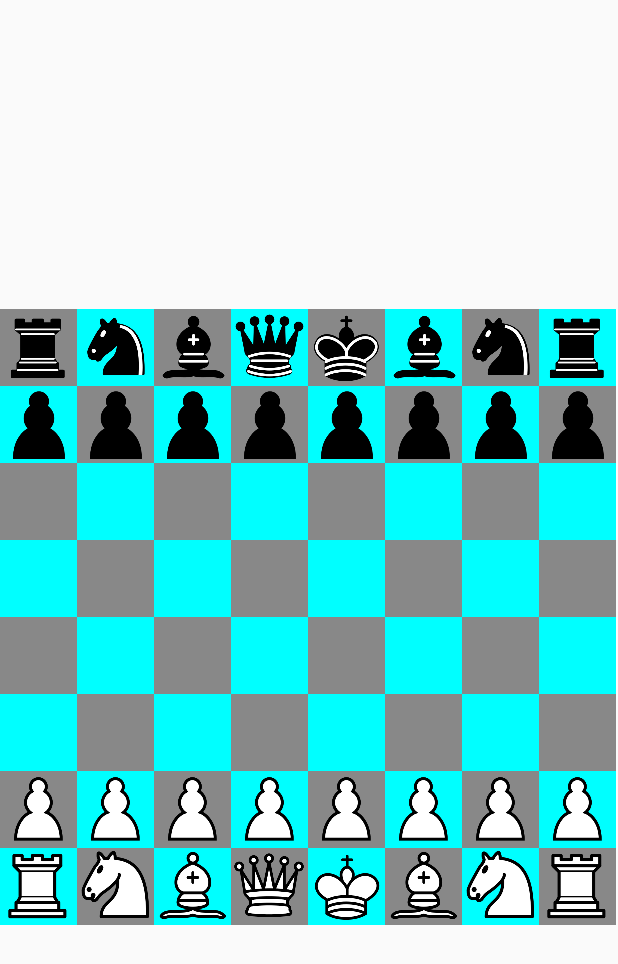
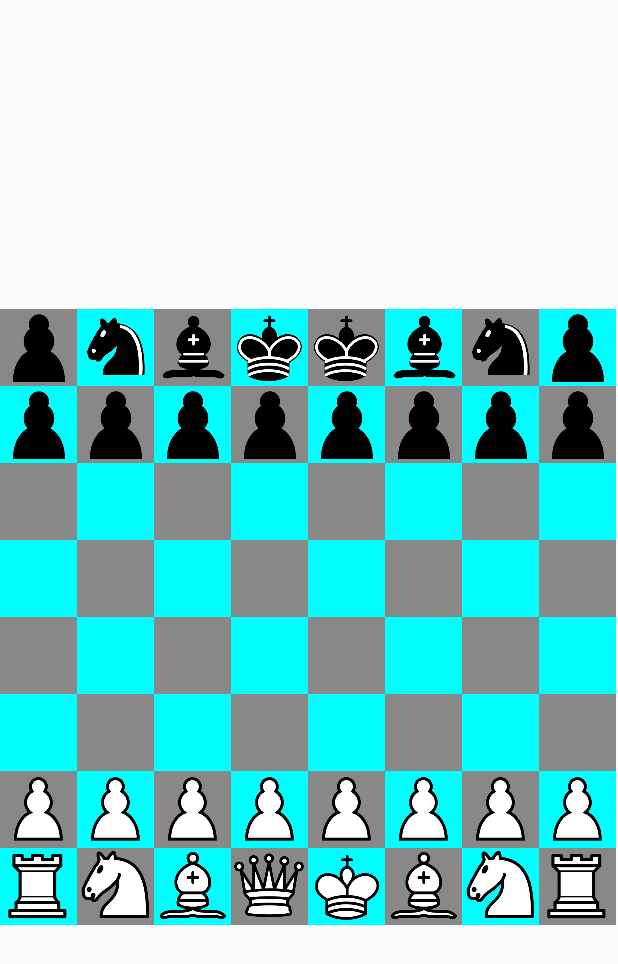
Before and after one commit to stephenbrowne1587/Chess, an Android app: the screen it shows after launch (MainActivity), on a phone screen of 412 x 824 dp. Shown: the top 964 px of the screen. Run offline under Robolectric (Android 15) with nearby library versions, the phone set to English and light mode, and no system bars.

Commit message:
refactored to eleiminate enum class for pieces

```diff
--- /dev/null
+++ b/app/src/main/java/example/com/chess/ChessPiece.kt
@@ -0,0 +1,17 @@
+package example.com.chess
+
+import android.support.v4.content.ContextCompat
+import android.widget.ImageView
+
+/**
+ * Created by steph on 9/14/2017.
+ */
+abstract class ChessPiece(var mainActivity: MainActivity, var row: Int, var col: Int) {
+
+    fun highlightSelectedSpace(){
+        val selectedSpot: ImageView = mainActivity.board.findViewWithTag("space:$row-$col") as ImageView
+//        selectedSpot.setBackgroundColor(ContextCompat.getColor(mainActivity, R.color.selectedPieceColor))
+        selectedSpot.setBackgroundResource(R.drawable.border)
+
+    }
+}
--- a/app/src/main/java/example/com/chess/MainActivity.kt
+++ b/app/src/main/java/example/com/chess/MainActivity.kt
@@ -14,17 +14,27 @@ import android.widget.GridLayout
 import android.widget.GridView
 import android.widget.ImageView
 import android.widget.Toast
+import example.com.chess.Pieces.*
 
 class MainActivity : AppCompatActivity() {
     lateinit var board: GridLayout
-    internal var gameState = arrayOf(arrayOf<Piece?>(Piece.BLACK_ROOK, Piece.BLACK_KNIGHT, Piece.BLACK_BISHOP, Piece.BLACK_QUEEN, Piece.BLACK_KING, Piece.BLACK_BISHOP, Piece.BLACK_KNIGHT, Piece.BLACK_ROOK),
-                                    arrayOf<Piece?>(Piece.BLACK_PAWN, Piece.BLACK_PAWN, Piece.BLACK_PAWN, Piece.BLACK_PAWN, Piece.BLACK_PAWN, Piece.BLACK_PAWN, Piece.BLACK_PAWN, Piece.BLACK_PAWN),
-                                    arrayOf<Piece?>(null, null, null, null, null, null, null, null),
-                                    arrayOf<Piece?>(null, null, null, null, null, null, null, null),
-                                    arrayOf<Piece ?>(null, null, null, null, null, null, null, null),
-                                    arrayOf<Piece?>(null, null, null, null, null, null, null, null),
-                                    arrayOf<Piece?>(Piece.WHITE_PAWN, Piece.WHITE_PAWN, Piece.WHITE_PAWN, Piece.WHITE_PAWN, Piece.WHITE_PAWN, Piece.WHITE_PAWN, Piece.WHITE_PAWN, Piece.WHITE_PAWN),
-                                    arrayOf<Piece?>(Piece.WHITE_ROOK, Piece.WHITE_KNIGHT, Piece.WHITE_BISHOP, Piece.WHITE_QUEEN, Piece.WHITE_KING, Piece.WHITE_BISHOP, Piece.WHITE_KNIGHT, Piece.WHITE_ROOK))
+//    internal var gameState = arrayOf(arrayOf<Piece?>(Piece.BLACK_ROOK, Piece.BLACK_KNIGHT, Piece.BLACK_BISHOP, Piece.BLACK_QUEEN, Piece.BLACK_KING, Piece.BLACK_BISHOP, Piece.BLACK_KNIGHT, Piece.BLACK_ROOK),
+//                                    arrayOf<Piece?>(Piece.BLACK_PAWN, Piece.BLACK_PAWN, Piece.BLACK_PAWN, Piece.BLACK_PAWN, Piece.BLACK_PAWN, Piece.BLACK_PAWN, Piece.BLACK_PAWN, Piece.BLACK_PAWN),
+//                                    arrayOf<Piece?>(null, null, null, null, null, null, null, null),
+//                                    arrayOf<Piece?>(null, null, null, null, null, null, null, null),
+//                                    arrayOf<Piece ?>(null, null, null, null, null, null, null, null),
+//                                    arrayOf<Piece?>(null, null, null, null, null, null, null, null),
+//                                    arrayOf<Piece?>(Piece.WHITE_PAWN, Piece.WHITE_PAWN, Piece.WHITE_PAWN, Piece.WHITE_PAWN, Piece.WHITE_PAWN, Piece.WHITE_PAWN, Piece.WHITE_PAWN, Piece.WHITE_PAWN),
+//                                    arrayOf<Piece?>(Piece.WHITE_ROOK, Piece.WHITE_KNIGHT, Piece.WHITE_BISHOP, Piece.WHITE_QUEEN, Piece.WHITE_KING, Piece.WHITE_BISHOP, Piece.WHITE_KNIGHT, Piece.WHITE_ROOK))
+
+    internal var gameState = arrayOf(arrayOf<ChessPiece?>(null, null, null, null, null, null, null, null),
+                                    arrayOf<ChessPiece?>(null, null, null, null, null, null, null, null),
+                                    arrayOf<ChessPiece?>(null, null, null, null, null, null, null, null),
+                                    arrayOf<ChessPiece?>(null, null, null, null, null, null, null, null),
+                                    arrayOf<ChessPiece?>(null, null, null, null, null, null, null, null),
+                                    arrayOf<ChessPiece?>(null, null, null, null, null, null, null, null),
+                                    arrayOf<ChessPiece?>(null, null, null, null, null, null, null, null),
+                                    arrayOf<ChessPiece?>(null, null, null, null, null, null, null, null))
 
     override fun onCreate(savedInstanceState: Bundle?) {
         super.onCreate(savedInstanceState)
@@ -46,12 +56,72 @@ class MainActivity : AppCompatActivity() {
         createBoard(width)
     }
 
+    fun resetBoard(){
+        for (row in 0..7) {
+            for (col in 0..7) {
+                var  pieceToAdd: ChessPiece? = null
+                if (row == 0){
+                    when (col){
+                        0, 7 -> pieceToAdd = BlackRook(this, row, col)
+                        1, 6 -> pieceToAdd = BlackKnight(this, row, col)
+                        2, 5 -> pieceToAdd = BlackBishop(this, row, col)
+                        3 -> pieceToAdd = BlackQueen(this, row, col)
+                        4 -> pieceToAdd = BlackKing(this, row, col)
+                    }
+                }else if (row == 1){
+                    pieceToAdd = BlackPawn(this, row, col)
+                }else if (row == 6){
+                    pieceToAdd = WhitePawn(this, row, col)
+                }else if (row == 7){
+                    when (col) {
+                        0, 7 -> pieceToAdd = WhiteRook(this, row, col)
+                        1, 6 -> pieceToAdd = WhiteKnight(this, row, col)
+                        2, 5 -> pieceToAdd = WhiteBishop(this, row, col)
+                        3 -> pieceToAdd = WhiteQueen(this, row, col)
+                        4 -> pieceToAdd = WhiteKing(this, row, col)
+                    }
+                }
+                gameState[row][col] = pieceToAdd
+            }
+        }
+        placeImages()
+    }
+
+
+    fun placeImages(){
+        for (row in 0..7) {
+            for (col in 0..7) {
+                val space:ImageView = board.findViewWithTag("space:$row-$col") as ImageView
+//                val overlay:ImageView = board.findViewWithTag("overlay:$row-$col") as ImageView
+//                if (row == 0){
+//                    overlay.setImageResource(R.drawable.circle)
+//                }
+
+                when (gameState[row][col]){
+                    is BlackPawn -> space.setImageResource(R.drawable.blackpawn)
+
+
+                    is BlackRook -> space.setImageResource(R.drawable.blackpawn)
+                    is BlackKnight -> space.setImageResource(R.drawable.blackknight)
+                    is BlackBishop -> space.setImageResource(R.drawable.blackbishop)
+                    is BlackKing -> space.setImageResource(R.drawable.blackking)
+                    is BlackQueen -> space.setImageResource(R.drawable.blackking)
+                    is WhitePawn -> space.setImageResource(R.drawable.whitepawn)
+                    is WhiteRook -> space.setImageResource(R.drawable.whiterook)
+                    is WhiteKnight -> space.setImageResource(R.drawable.whiteknight)
+                    is WhiteBishop -> space.setImageResource(R.drawable.whitebishop)
+                    is WhiteKing -> space.setImageResource(R.drawable.whiteking)
+                    is WhiteQueen -> space.setImageResource(R.drawable.whitequeen)
+                }
+            }
+        }
+    }
+
     private fun createBoard(width: Int) {
         for (row in 0..7) {
             for (col in 0..7) {
-                val rowVal = row
-                val colVal = col
                 val space = ImageView(this)
+                val overlay = ImageView(this)
                 val childParams = GridLayout.LayoutParams()
                 childParams.width = width / 8
                 childParams.height = width / 8
@@ -59,19 +129,23 @@ class MainActivity : AppCompatActivity() {
                 childParams.rowSpec = GridLayout.spec(row)
                 childParams.columnSpec = GridLayout.spec(col)
 
-                if (gameState[row][col] != null) {
-                    space.setImageResource(getImage(row, col))
-
-                }
                 space.layoutParams = childParams
-                space.tag = "$row-$col"
+                overlay.layoutParams = childParams
+                overlay.setPadding(40, 40, 40, 40)
+                space.tag = "space:$row-$col"
+                overlay.tag = "overlay:$row-$col"
                 space.setOnClickListener {
                     unhighlightBoard()
                     if (gameState[row][col] != null){
-                        val handler: SelectionHandler = SelectionHandler(this, row, col,gameState[row][col]!!)
-                        handler.highlightSelectedSpace()
+                        val selectedPiece: ChessPiece = gameState[row][col]!!
+                        selectedPiece.mainActivity = this
+                        selectedPiece.highlightSelectedSpace()
+//                        Toast.makeText(this, "space", Toast.LENGTH_LONG).show()
                     }
                 }
+//                overlay.setOnClickListener {
+//                    Toast.makeText(this, "overlay", Toast.LENGTH_LONG).show()
+//                }
                 if (row % 2 == 0) {
                     if (col % 2 == 0) {
                         space.setBackgroundColor(Color.GRAY)
@@ -87,13 +161,15 @@ class MainActivity : AppCompatActivity() {
                     }
                 }
                 board.addView(space)
+                board.addView(overlay)
             }
         }
+        resetBoard()
     }
     fun unhighlightBoard(){
         for (i in 0..7){
             for (j in 0..7){
-                val space: ImageView = board.findViewWithTag("$i-$j") as ImageView
+                val space: ImageView = board.findViewWithTag("space:$i-$j") as ImageView
                 if (i % 2 == 0) {
                     if (j % 2 == 0) {
                         space.setBackgroundColor(Color.GRAY)
@@ -111,26 +187,4 @@ class MainActivity : AppCompatActivity() {
             }
         }
     }
-
-    fun getImage(row: Int, col: Int): Int {
-        var image = R.drawable.blackking
-        if (gameState[row][col] != null) {
-            val piece = gameState[row][col]
-            when (piece) {
-                Piece.BLACK_KING -> image = R.drawable.blackking
-                Piece.BLACK_QUEEN -> image = R.drawable.blackqueen
-                Piece.BLACK_BISHOP -> image = R.drawable.blackbishop
-                Piece.BLACK_KNIGHT -> image = R.drawable.blackknight
-                Piece.BLACK_ROOK -> image = R.drawable.blackrook
-                Piece.BLACK_PAWN -> image = R.drawable.blackpawn
-                Piece.WHITE_KING -> image = R.drawable.whiteking
-                Piece.WHITE_QUEEN -> image = R.drawable.whitequeen
-                Piece.WHITE_BISHOP -> image = R.drawable.whitebishop
-                Piece.WHITE_KNIGHT -> image = R.drawable.whiteknight
-                Piece.WHITE_ROOK -> image = R.drawable.whiterook
-                Piece.WHITE_PAWN -> image = R.drawable.whitepawn
-            }
-        }
-        return image
-    }
 }
--- a/app/src/main/java/example/com/chess/Piece.kt
+++ /dev/null
@@ -1,24 +0,0 @@
-package example.com.chess
-
-/**
- * Created by steph on 9/4/2017.
- */
-
-enum class Piece(name: String) {
-    BLACK_KING("blackking"),
-    BLACK_QUEEN("blackqueen"),
-    BLACK_BISHOP("blackbishop"),
-    BLACK_KNIGHT("blackknight"),
-    BLACK_ROOK("blackrook"),
-    BLACK_PAWN("blackpawn"),
-
-    WHITE_KING("whiteking"),
-    WHITE_QUEEN("whitequeen"),
-    WHITE_BISHOP("whitebishop"),
-    WHITE_KNIGHT("whiteknight"),
-    WHITE_ROOK("whiterook"),
-    WHITE_PAWN("whitepawn");
-
-
-
-}
--- /dev/null
+++ b/app/src/main/java/example/com/chess/Pieces/BlackBishop.kt
@@ -0,0 +1,12 @@
+package example.com.chess.Pieces
+
+import example.com.chess.ChessPiece
+import example.com.chess.MainActivity
+
+/**
+ * Created by steph on 9/14/2017.
+ */
+class BlackBishop(mainActivity: MainActivity, row: Int, col: Int) : ChessPiece(mainActivity, row, col){
+
+
+}
--- /dev/null
+++ b/app/src/main/java/example/com/chess/Pieces/BlackKing.kt
@@ -0,0 +1,12 @@
+package example.com.chess.Pieces
+
+import example.com.chess.ChessPiece
+import example.com.chess.MainActivity
+
+/**
+ * Created by steph on 9/14/2017.
+ */
+class BlackKing(mainActivity: MainActivity, row: Int, col: Int) : ChessPiece(mainActivity, row, col){
+
+
+}
--- /dev/null
+++ b/app/src/main/java/example/com/chess/Pieces/BlackKnight.kt
@@ -0,0 +1,12 @@
+package example.com.chess.Pieces
+
+import example.com.chess.ChessPiece
+import example.com.chess.MainActivity
+
+/**
+ * Created by steph on 9/14/2017.
+ */
+class BlackKnight(mainActivity: MainActivity, row: Int, col: Int) : ChessPiece(mainActivity, row, col){
+
+
+}
--- /dev/null
+++ b/app/src/main/java/example/com/chess/Pieces/BlackPawn.kt
@@ -0,0 +1,12 @@
+package example.com.chess.Pieces
+
+import example.com.chess.ChessPiece
+import example.com.chess.MainActivity
+
+/**
+ * Created by steph on 9/14/2017.
+ */
+class BlackPawn(mainActivity: MainActivity, row: Int, col: Int) : ChessPiece(mainActivity, row, col){
+
+
+}
--- /dev/null
+++ b/app/src/main/java/example/com/chess/Pieces/BlackQueen.kt
@@ -0,0 +1,12 @@
+package example.com.chess.Pieces
+
+import example.com.chess.ChessPiece
+import example.com.chess.MainActivity
+
+/**
+ * Created by steph on 9/14/2017.
+ */
+class BlackQueen(mainActivity: MainActivity, row: Int, col: Int) : ChessPiece(mainActivity, row, col){
+
+
+}
--- /dev/null
+++ b/app/src/main/java/example/com/chess/Pieces/BlackRook.kt
@@ -0,0 +1,12 @@
+package example.com.chess.Pieces
+
+import example.com.chess.ChessPiece
+import example.com.chess.MainActivity
+
+/**
+ * Created by steph on 9/14/2017.
+ */
+class BlackRook(mainActivity: MainActivity, row: Int, col: Int) : ChessPiece(mainActivity, row, col){
+
+
+}
--- /dev/null
+++ b/app/src/main/java/example/com/chess/Pieces/WhiteBishop.kt
@@ -0,0 +1,12 @@
+package example.com.chess.Pieces
+
+import example.com.chess.ChessPiece
+import example.com.chess.MainActivity
+
+/**
+ * Created by steph on 9/14/2017.
+ */
+class WhiteBishop (mainActivity: MainActivity, row: Int, col: Int) : ChessPiece(mainActivity, row, col){
+
+
+}
--- /dev/null
+++ b/app/src/main/java/example/com/chess/Pieces/WhiteKing.kt
@@ -0,0 +1,12 @@
+package example.com.chess.Pieces
+
+import example.com.chess.ChessPiece
+import example.com.chess.MainActivity
+
+/**
+ * Created by steph on 9/14/2017.
+ */
+class WhiteKing (mainActivity: MainActivity, row: Int, col: Int) : ChessPiece(mainActivity, row, col){
+
+
+}
--- /dev/null
+++ b/app/src/main/java/example/com/chess/Pieces/WhiteKnight.kt
@@ -0,0 +1,12 @@
+package example.com.chess.Pieces
+
+import example.com.chess.ChessPiece
+import example.com.chess.MainActivity
+
+/**
+ * Created by steph on 9/14/2017.
+ */
+class WhiteKnight(mainActivity: MainActivity, row: Int, col: Int) : ChessPiece(mainActivity, row, col){
+
+
+}
--- /dev/null
+++ b/app/src/main/java/example/com/chess/Pieces/WhitePawn.kt
@@ -0,0 +1,13 @@
+package example.com.chess.Pieces
+
+import example.com.chess.ChessPiece
+import example.com.chess.MainActivity
+
+/**
+ * Created by steph on 9/14/2017.
+ */
+class WhitePawn(mainActivity: MainActivity, row: Int, col: Int) : ChessPiece(mainActivity, row, col){
+
+
+
+}
--- /dev/null
+++ b/app/src/main/java/example/com/chess/Pieces/WhiteQueen.kt
@@ -0,0 +1,12 @@
+package example.com.chess.Pieces
+
+import example.com.chess.ChessPiece
+import example.com.chess.MainActivity
+
+/**
+ * Created by steph on 9/14/2017.
+ */
+class WhiteQueen (mainActivity: MainActivity, row: Int, col: Int) : ChessPiece(mainActivity, row, col){
+
+
+}
--- /dev/null
+++ b/app/src/main/java/example/com/chess/Pieces/WhiteRook.kt
@@ -0,0 +1,12 @@
+package example.com.chess.Pieces
+
+import example.com.chess.ChessPiece
+import example.com.chess.MainActivity
+
+/**
+ * Created by steph on 9/14/2017.
+ */
+class WhiteRook(mainActivity: MainActivity, row: Int, col: Int) : ChessPiece(mainActivity, row, col){
+
+
+}
--- a/app/src/main/java/example/com/chess/SelectionHandler.kt
+++ b/app/src/main/java/example/com/chess/SelectionHandler.kt
@@ -4,22 +4,22 @@ import android.graphics.Color
 import android.widget.ImageView
 
 
-class SelectionHandler(val mainActivity: MainActivity, val row: Int, val col: Int, val piece: Piece) {
-
-    fun highlightSelectedSpace(){
-        val selectedSpot: ImageView = mainActivity.board.findViewWithTag("$row-$col") as ImageView
-        selectedSpot.setBackgroundColor(Color.RED)
-        when (piece){
-            Piece.WHITE_PAWN -> highlightMovesWhitePawn()
-        }
-
-
-    }
-    fun highlightMovesWhitePawn(){
-        for (i in 1..2){
-            val spot: ImageView = mainActivity.board.findViewWithTag("${row - i}-$col") as ImageView
-            spot.setBackgroundColor(Color.BLUE)
-        }
-    }
-
-}
+//class SelectionHandler(val mainActivity: MainActivity, val row: Int, val col: Int, val piece: Piece) {
+//
+//    fun highlightSelectedSpace(){
+//        val selectedSpot: ImageView = mainActivity.board.findViewWithTag("$row-$col") as ImageView
+//        selectedSpot.setBackgroundColor(R.color.selectedPieceColor)
+//        when (piece){
+//            Piece.WHITE_PAWN -> highlightMovesWhitePawn()
+//        }
+//
+//
+//    }
+//    fun highlightMovesWhitePawn(){
+//        for (i in 1..2){
+//            val spot: ImageView = mainActivity.board.findViewWithTag("${row - i}-$col") as ImageView
+//            spot.setBackgroundColor(Color.BLUE)
+//        }
+//    }
+//
+//}
--- /dev/null
+++ b/app/src/main/res/drawable/blank.xml
@@ -0,0 +1,4 @@
+<?xml version="1.0" encoding="utf-8"?>
+<selector xmlns:android="http://schemas.android.com/apk/res/android">
+
+</selector>
--- /dev/null
+++ b/app/src/main/res/drawable/border.xml
@@ -0,0 +1,3 @@
+<shape xmlns:android="http://schemas.android.com/apk/res/android">
+    <stroke android:width="4dp" android:color="#5555ff"  />
+</shape>
--- /dev/null
+++ b/app/src/main/res/drawable/circle.xml
@@ -0,0 +1,12 @@
+<?xml version="1.0" encoding="utf-8"?>
+<shape
+    xmlns:android="http://schemas.android.com/apk/res/android"
+    android:shape="oval">
+
+    <solid
+        android:color="#19ff18"/>
+
+    <size
+        android:width="3dp"
+        android:height="3dp"/>
+</shape>
--- a/app/src/main/res/values/colors.xml
+++ b/app/src/main/res/values/colors.xml
@@ -3,4 +3,6 @@
     <color name="colorPrimary">#dd5522</color>
     <color name="colorPrimaryDark">#000000</color>
     <color name="colorAccent">#FF4081</color>
+    <color name="selectedPieceColor">#55ff00ff</color>
+
 </resources>
```
